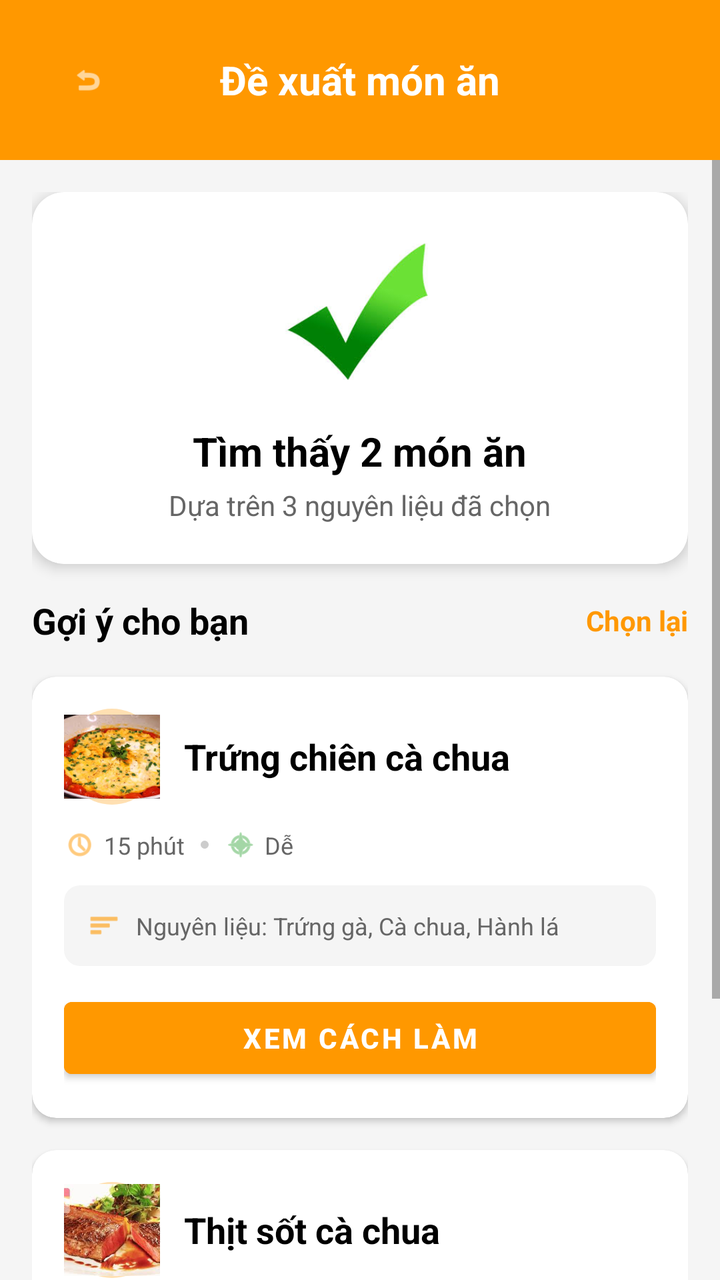
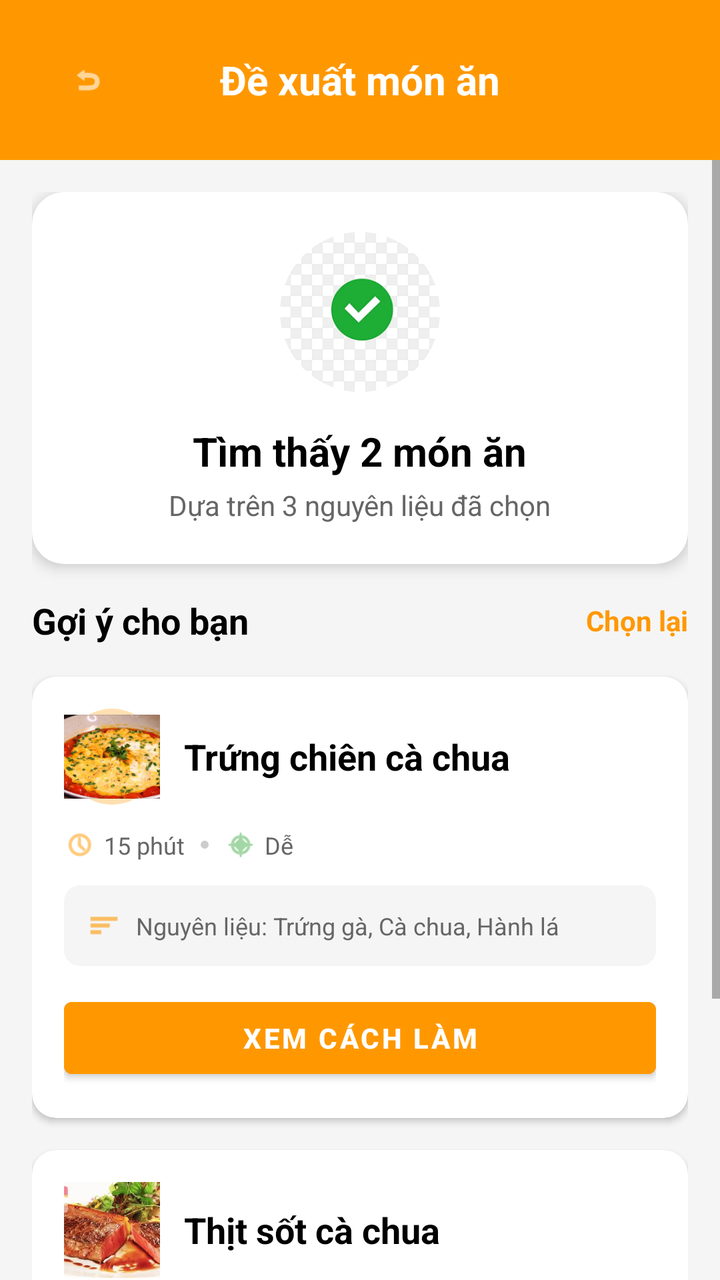

Screens rendered from an Android XML layout before and after an edit, with the pre-edit source and the edit as a unified diff.
<!-- AndroidManifest.xml: application theme Theme.CookEasy_LHD_113_T7 -->
<!-- res/layout/man_hinh_de_xuat_mon_an.xml -->
<?xml version="1.0" encoding="utf-8"?>
<LinearLayout xmlns:android="http://schemas.android.com/apk/res/android"
    xmlns:app="http://schemas.android.com/apk/res-auto"
    android:layout_width="match_parent"
    android:layout_height="match_parent"
    android:orientation="vertical"
    android:background="#F5F5F5">

    
    <RelativeLayout
        android:layout_width="match_parent"
        android:layout_height="80dp"
        android:background="#FF9800"
        android:padding="20dp">

        <ImageView
            android:id="@+id/btnBack"
            android:layout_width="48dp"
            android:layout_height="48dp"
            android:src="@android:drawable/ic_menu_revert"
            app:tint="#FFFFFF"
            android:padding="12dp"
            android:clickable="true"
            android:focusable="true" />

        <TextView
            android:layout_width="wrap_content"
            android:layout_height="wrap_content"
            android:layout_centerInParent="true"
            android:text="Đề xuất món ăn"
            android:textColor="#FFFFFF"
            android:textSize="20sp"
            android:textStyle="bold" />
    </RelativeLayout>

    <ScrollView
        android:layout_width="match_parent"
        android:layout_height="match_parent"
        android:fillViewport="true">

        <LinearLayout
            android:layout_width="match_parent"
            android:layout_height="wrap_content"
            android:orientation="vertical"
            android:padding="16dp">

            
            <androidx.cardview.widget.CardView
                android:layout_width="match_parent"
                android:layout_height="wrap_content"
                android:layout_marginBottom="16dp"
                app:cardCornerRadius="16dp"
                app:cardElevation="4dp">

                <LinearLayout
                    android:layout_width="match_parent"
                    android:layout_height="wrap_content"
                    android:orientation="vertical"
                    android:padding="20dp"
                    android:gravity="center">

                    <ImageView
                        android:layout_width="80dp"
                        android:layout_height="80dp"
                        android:src="@drawable/tich1"
                        android:background="@drawable/circle_orange_light_bg"
                        android:padding="0dp"
                        android:scaleType="centerCrop"
                        android:contentDescription="Icon" />

                    <TextView
                        android:id="@+id/tvKetQua"
                        android:layout_width="wrap_content"
                        android:layout_height="wrap_content"
                        android:text="Tìm thấy 2 món ăn"
                        android:textColor="#000000"
                        android:textSize="20sp"
                        android:textStyle="bold"
                        android:layout_marginTop="16dp" />

                    <TextView
                        android:layout_width="wrap_content"
                        android:layout_height="wrap_content"
                        android:text="Dựa trên 3 nguyên liệu đã chọn"
                        android:textColor="#666666"
                        android:textSize="14sp"
                        android:layout_marginTop="4dp" />
                </LinearLayout>
            </androidx.cardview.widget.CardView>

            
            <LinearLayout
                android:layout_width="match_parent"
                android:layout_height="wrap_content"
                android:orientation="horizontal"
                android:gravity="center_vertical"
                android:layout_marginBottom="16dp">

                <TextView
                    android:layout_width="0dp"
                    android:layout_height="wrap_content"
                    android:layout_weight="1"
                    android:text="Gợi ý cho bạn"
                    android:textColor="#000000"
                    android:textSize="18sp"
                    android:textStyle="bold" />

                <TextView
                    android:id="@+id/tvChonLai"
                    android:layout_width="wrap_content"
                    android:layout_height="wrap_content"
                    android:text="Chọn lại"
                    android:textColor="#FF9800"
                    android:textSize="14sp"
                    android:textStyle="bold"
                    android:clickable="true"
                    android:focusable="true" />
            </LinearLayout>

            
            <androidx.cardview.widget.CardView
                android:id="@+id/cardMonAn1"
                android:layout_width="match_parent"
                android:layout_height="wrap_content"
                android:layout_marginBottom="16dp"
                app:cardCornerRadius="12dp"
                app:cardElevation="2dp"
                android:clickable="true"
                android:focusable="true"
                android:foreground="?android:attr/selectableItemBackground">

                <LinearLayout
                    android:layout_width="match_parent"
                    android:layout_height="wrap_content"
                    android:orientation="vertical"
                    android:padding="16dp">

                    <LinearLayout
                        android:layout_width="match_parent"
                        android:layout_height="wrap_content"
                        android:orientation="horizontal"
                        android:gravity="center_vertical"
                        android:layout_marginBottom="12dp">

                        <ImageView
                            android:layout_width="48dp"
                            android:layout_height="48dp"
                            android:src="@drawable/trungchien"
                            android:scaleType="centerCrop"
                            android:background="@drawable/circle_orange_light_bg"
                            android:padding="3dp" />

                        <TextView
                            android:layout_width="0dp"
                            android:layout_height="wrap_content"
                            android:layout_weight="1"
                            android:layout_marginStart="12dp"
                            android:text="Trứng chiên cà chua"
                            android:textColor="#000000"
                            android:textSize="18sp"
                            android:textStyle="bold" />
                    </LinearLayout>

                    <LinearLayout
                        android:layout_width="wrap_content"
                        android:layout_height="wrap_content"
                        android:orientation="horizontal"
                        android:gravity="center_vertical"
                        android:layout_marginBottom="12dp">

                        <ImageView
                            android:layout_width="16dp"
                            android:layout_height="16dp"
                            android:src="@android:drawable/ic_menu_recent_history"
                            app:tint="#FFA726" />

                        <TextView
                            android:layout_width="wrap_content"
                            android:layout_height="wrap_content"
                            android:text="15 phút"
                            android:textColor="#666666"
                            android:textSize="12sp"
                            android:layout_marginStart="4dp" />

                        <View
                            android:layout_width="4dp"
                            android:layout_height="4dp"
                            android:layout_gravity="center_vertical"
                            android:layout_marginStart="8dp"
                            android:layout_marginEnd="8dp"
                            android:background="@drawable/circle_icon_bg" />

                        <ImageView
                            android:layout_width="16dp"
                            android:layout_height="16dp"
                            android:src="@android:drawable/ic_menu_compass"
                            app:tint="#66BB6A" />

                        <TextView
                            android:layout_width="wrap_content"
                            android:layout_height="wrap_content"
                            android:text="Dễ"
                            android:textColor="#666666"
                            android:textSize="12sp"
                            android:layout_marginStart="4dp" />
                    </LinearLayout>

                    <LinearLayout
                        android:layout_width="match_parent"
                        android:layout_height="wrap_content"
                        android:orientation="horizontal"
                        android:gravity="center_vertical"
                        android:background="@drawable/bg_item_rounded"
                        android:padding="12dp"
                        android:layout_marginBottom="12dp">

                        <ImageView
                            android:layout_width="16dp"
                            android:layout_height="16dp"
                            android:src="@android:drawable/ic_menu_sort_by_size"
                            app:tint="#FF9800" />

                        <TextView
                            android:layout_width="0dp"
                            android:layout_height="wrap_content"
                            android:layout_weight="1"
                            android:layout_marginStart="8dp"
                            android:text="Nguyên liệu: Trứng gà, Cà chua, Hành lá"
                            android:textColor="#666666"
                            android:textSize="12sp" />
                    </LinearLayout>

                    <Button
                        android:id="@+id/btnXemCachLam1"
                        android:layout_width="match_parent"
                        android:layout_height="48dp"
                        android:text="Xem cách làm"
                        android:textColor="#FFFFFF"
                        android:textSize="14sp"
                        android:textStyle="bold"
                        android:backgroundTint="#FF9800" />
                </LinearLayout>
            </androidx.cardview.widget.CardView>

            
            <androidx.cardview.widget.CardView
                android:id="@+id/cardMonAn2"
                android:layout_width="match_parent"
                android:layout_height="wrap_content"
                android:layout_marginBottom="16dp"
                app:cardCornerRadius="12dp"
                app:cardElevation="2dp"
                android:clickable="true"
                android:focusable="true"
                android:foreground="?android:attr/selectableItemBackground">

                <LinearLayout
                    android:layout_width="match_parent"
                    android:layout_height="wrap_content"
                    android:orientation="vertical"
                    android:padding="16dp">

                    <LinearLayout
                        android:layout_width="match_parent"
                        android:layout_height="wrap_content"
                        android:orientation="horizontal"
                        android:gravity="center_vertical"
                        android:layout_marginBottom="12dp">

                        <ImageView
                            android:layout_width="48dp"
                            android:layout_height="48dp"
                            android:src="@drawable/thitbo"
                            android:scaleType="centerCrop"
                            android:background="@drawable/circle_orange_light_bg"
                            android:padding="1dp" />

                        <TextView
                            android:layout_width="0dp"
                            android:layout_height="wrap_content"
                            android:layout_weight="1"
                            android:layout_marginStart="12dp"
                            android:text="Thịt sốt cà chua"
                            android:textColor="#000000"
                            android:textSize="18sp"
                            android:textStyle="bold" />
                    </LinearLayout>

                    <LinearLayout
                        android:layout_width="wrap_content"
                        android:layout_height="wrap_content"
                        android:orientation="horizontal"
                        android:gravity="center_vertical"
                        android:layout_marginBottom="12dp">

                        <ImageView
                            android:layout_width="16dp"
                            android:layout_height="16dp"
                            android:src="@android:drawable/ic_menu_recent_history"
                            app:tint="#FFA726" />

                        <TextView
                            android:layout_width="wrap_content"
                            android:layout_height="wrap_content"
                            android:text="20 phút"
                            android:textColor="#666666"
                            android:textSize="12sp"
                            android:layout_marginStart="4dp" />

                        <View
                            android:layout_width="4dp"
                            android:layout_height="4dp"
                            android:layout_gravity="center_vertical"
                            android:layout_marginStart="8dp"
                            android:layout_marginEnd="8dp"
                            android:background="@drawable/circle_icon_bg" />

                        <ImageView
                            android:layout_width="16dp"
                            android:layout_height="16dp"
                            android:src="@android:drawable/ic_menu_compass"
                            app:tint="#66BB6A" />

                        <TextView
                            android:layout_width="wrap_content"
                            android:layout_height="wrap_content"
                            android:text="Dễ"
                            android:textColor="#666666"
                            android:textSize="12sp"
                            android:layout_marginStart="4dp" />
                    </LinearLayout>

                    <LinearLayout
                        android:layout_width="match_parent"
                        android:layout_height="wrap_content"
                        android:orientation="horizontal"
                        android:gravity="center_vertical"
                        android:background="@drawable/bg_item_rounded"
                        android:padding="12dp"
                        android:layout_marginBottom="12dp">

                        <ImageView
                            android:layout_width="16dp"
                            android:layout_height="16dp"
                            android:src="@android:drawable/ic_menu_sort_by_size"
                            app:tint="#FF9800" />

                        <TextView
                            android:layout_width="0dp"
                            android:layout_height="wrap_content"
                            android:layout_weight="1"
                            android:layout_marginStart="8dp"
                            android:text="Nguyên liệu: Trứng gà, Cà chua"
                            android:textColor="#666666"
                            android:textSize="12sp" />
                    </LinearLayout>

                    <Button
                        android:id="@+id/btnXemCachLam2"
                        android:layout_width="match_parent"
                        android:layout_height="48dp"
                        android:text="Xem cách làm"
                        android:textColor="#FFFFFF"
                        android:textSize="14sp"
                        android:textStyle="bold"
                        android:backgroundTint="#FF9800" />
                </LinearLayout>
            </androidx.cardview.widget.CardView>
        </LinearLayout>
    </ScrollView>
</LinearLayout>
<!-- resources referenced by this layout -->
<resources>
  <!-- drawable bg_item_rounded (drawable) -->
  <?xml version="1.0" encoding="utf-8"?>
  <shape xmlns:android="http://schemas.android.com/apk/res/android"
      android:shape="rectangle">
      <solid android:color="#F5F5F5" />
      <corners android:radius="8dp" />
  </shape>
  <!-- drawable circle_icon_bg (drawable) -->
  <?xml version="1.0" encoding="utf-8"?>
  <shape xmlns:android="http://schemas.android.com/apk/res/android"
      android:shape="oval">
      <solid android:color="#CCCCCC" />
  </shape>
  <!-- drawable circle_orange_light_bg (drawable) -->
  <?xml version="1.0" encoding="utf-8"?>
  <shape xmlns:android="http://schemas.android.com/apk/res/android"
      android:shape="oval">
      <solid android:color="#FFE0B2" />
  </shape>
  <!-- drawable thitbo: jpg bitmap (drawable, 12814 bytes) -->
  <!-- drawable tich1: jpg bitmap (drawable, 4354 bytes) -->
  <!-- drawable trungchien: jpg bitmap (drawable, 14246 bytes) -->
  <style name="Theme.CookEasy_LHD_113_T7" parent="Theme.MaterialComponents.DayNight.NoActionBar">
          
          <item name="colorPrimary">@color/purple_500</item>
          <item name="colorPrimaryVariant">@color/purple_700</item>
          <item name="colorOnPrimary">@color/white</item>
          
      </style>
  <color name="purple_500">#FF6200EE</color>
  <color name="purple_700">#FF3700B3</color>
  <color name="white">#FFFFFFFF</color>
</resources>

<!-- the commit's change to res/layout/man_hinh_de_xuat_mon_an.xml (unified diff, before → after) -->
@@ -62,11 +62,11 @@
                     <ImageView
                         android:layout_width="80dp"
                         android:layout_height="80dp"
-                        android:src="@drawable/tich1"
-                        android:background="@drawable/circle_orange_light_bg"
-                        android:padding="0dp"
+                        android:src="@drawable/tich"
+                        android:clipToOutline="true"
                         android:scaleType="centerCrop"
-                        android:contentDescription="Icon" />
+                        android:background="@drawable/circle_white_bg"
+                        android:padding="0dp" />
 
                     <TextView
                         android:id="@+id/tvKetQua"
@@ -273,7 +273,7 @@
                             android:src="@drawable/thitbo"
                             android:scaleType="centerCrop"
                             android:background="@drawable/circle_orange_light_bg"
-                            android:padding="1dp" />
+                            android:padding="0dp" />
 
                         <TextView
                             android:layout_width="0dp"
<!-- resource entries referenced after the edit -->
@@ -19,8 +19,14 @@
       android:shape="oval">
       <solid android:color="#FFE0B2" />
   </shape>
+  <!-- drawable circle_white_bg (drawable) -->
+  <?xml version="1.0" encoding="utf-8"?>
+  <shape xmlns:android="http://schemas.android.com/apk/res/android"
+      android:shape="oval">
+      <solid android:color="#FFFFFF" />
+  </shape>
   <!-- drawable thitbo: jpg bitmap (drawable, 12814 bytes) -->
-  <!-- drawable tich1: jpg bitmap (drawable, 4354 bytes) -->
+  <!-- drawable tich: png bitmap (drawable, 4564 bytes) -->
   <!-- drawable trungchien: jpg bitmap (drawable, 14246 bytes) -->
   <style name="Theme.CookEasy_LHD_113_T7" parent="Theme.MaterialComponents.DayNight.NoActionBar">
           
